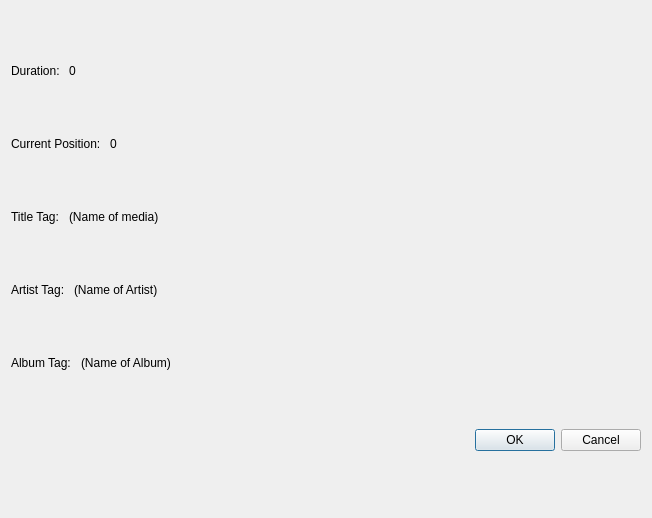
This is lingstdatadialog.ui in jpietrzak8/Linguine as Qt 5 draws it before an edit. The edited form follows.
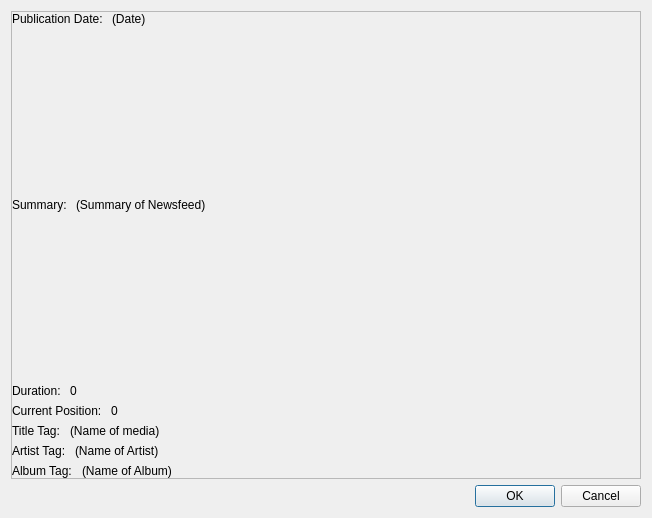
This is the edited form.

```diff
--- a/lingstdatadialog.ui
+++ b/lingstdatadialog.ui
@@ -15,6 +15,90 @@
   </property>
   <layout class="QVBoxLayout" name="verticalLayout">
    <item>
+    <widget class="QScrollArea" name="scrollArea">
+     <property name="widgetResizable">
+      <bool>true</bool>
+     </property>
+     <widget class="QWidget" name="scrollAreaWidgetContents">
+      <property name="geometry">
+       <rect>
+        <x>0</x>
+        <y>0</y>
+        <width>626</width>
+        <height>452</height>
+       </rect>
+      </property>
+      <layout class="QVBoxLayout" name="verticalLayout_2">
+       <property name="margin">
+        <number>0</number>
+       </property>
+       <item>
+        <layout class="QHBoxLayout" name="horizontalLayout_7">
+         <item>
+          <widget class="QLabel" name="pdLabel">
+           <property name="sizePolicy">
+            <sizepolicy hsizetype="Fixed" vsizetype="Fixed">
+             <horstretch>0</horstretch>
+             <verstretch>0</verstretch>
+            </sizepolicy>
+           </property>
+           <property name="text">
+            <string>Publication Date: </string>
+           </property>
+          </widget>
+         </item>
+         <item>
+          <widget class="QLabel" name="pubDateLabel">
+           <property name="sizePolicy">
+            <sizepolicy hsizetype="Preferred" vsizetype="Fixed">
+             <horstretch>0</horstretch>
+             <verstretch>0</verstretch>
+            </sizepolicy>
+           </property>
+           <property name="text">
+            <string>(Date)</string>
+           </property>
+           <property name="wordWrap">
+            <bool>true</bool>
+           </property>
+          </widget>
+         </item>
+        </layout>
+       </item>
+       <item>
+        <layout class="QHBoxLayout" name="horizontalLayout_6">
+         <item>
+          <widget class="QLabel" name="slLabel">
+           <property name="sizePolicy">
+            <sizepolicy hsizetype="Fixed" vsizetype="Fixed">
+             <horstretch>0</horstretch>
+             <verstretch>0</verstretch>
+            </sizepolicy>
+           </property>
+           <property name="text">
+            <string>Summary: </string>
+           </property>
+          </widget>
+         </item>
+         <item>
+          <widget class="QLabel" name="summaryLabel">
+           <property name="sizePolicy">
+            <sizepolicy hsizetype="Preferred" vsizetype="Preferred">
+             <horstretch>0</horstretch>
+             <verstretch>0</verstretch>
+            </sizepolicy>
+           </property>
+           <property name="text">
+            <string>(Summary of Newsfeed)</string>
+           </property>
+           <property name="wordWrap">
+            <bool>true</bool>
+           </property>
+          </widget>
+         </item>
+        </layout>
+       </item>
+       <item>
     <layout class="QHBoxLayout" name="horizontalLayout_2">
      <item>
       <widget class="QLabel" name="dLLabel">
@@ -40,6 +124,9 @@
        <property name="text">
         <string>0</string>
        </property>
+           <property name="wordWrap">
+            <bool>true</bool>
+           </property>
       </widget>
      </item>
     </layout>
@@ -70,6 +157,9 @@
        <property name="text">
         <string>0</string>
        </property>
+           <property name="wordWrap">
+            <bool>true</bool>
+           </property>
       </widget>
      </item>
     </layout>
@@ -100,6 +190,9 @@
        <property name="text">
         <string>(Name of media)</string>
        </property>
+           <property name="wordWrap">
+            <bool>true</bool>
+           </property>
       </widget>
      </item>
     </layout>
@@ -130,6 +223,9 @@
        <property name="text">
         <string>(Name of Artist)</string>
        </property>
+           <property name="wordWrap">
+            <bool>true</bool>
+           </property>
       </widget>
      </item>
     </layout>
@@ -160,9 +256,16 @@
        <property name="text">
         <string>(Name of Album)</string>
        </property>
+           <property name="wordWrap">
+            <bool>true</bool>
+           </property>
       </widget>
      </item>
     </layout>
+       </item>
+      </layout>
+     </widget>
+    </widget>
    </item>
    <item>
     <widget class="QDialogButtonBox" name="buttonBox">
```
Left out of the diff: 2 changed lines with no effect on the pictures. Lines whose indentation alone changed are shown as unchanged.
